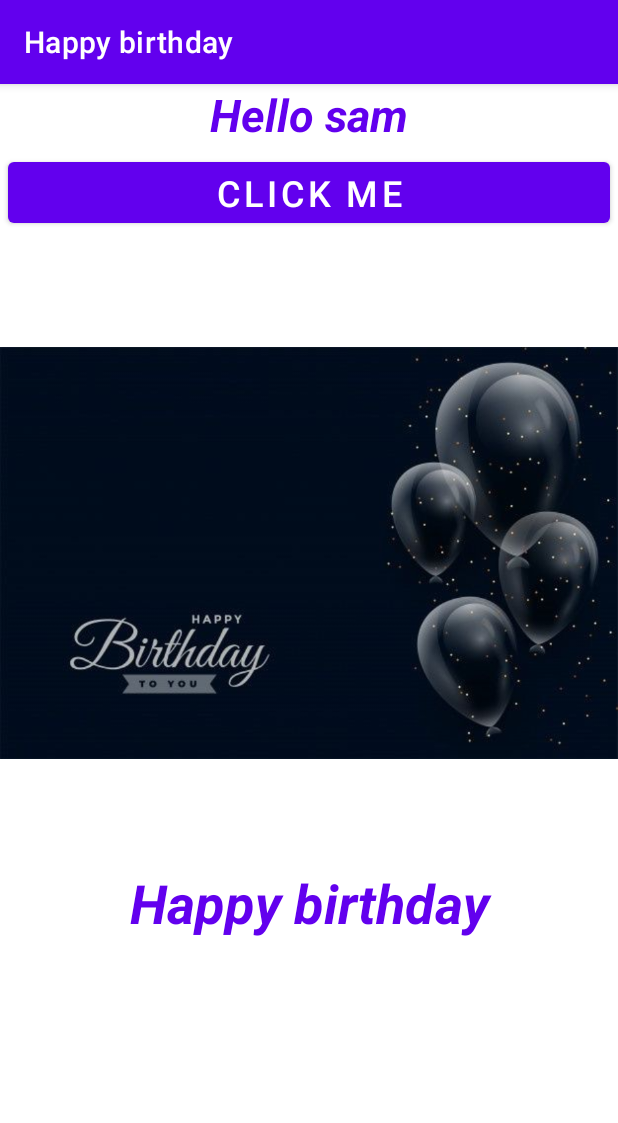
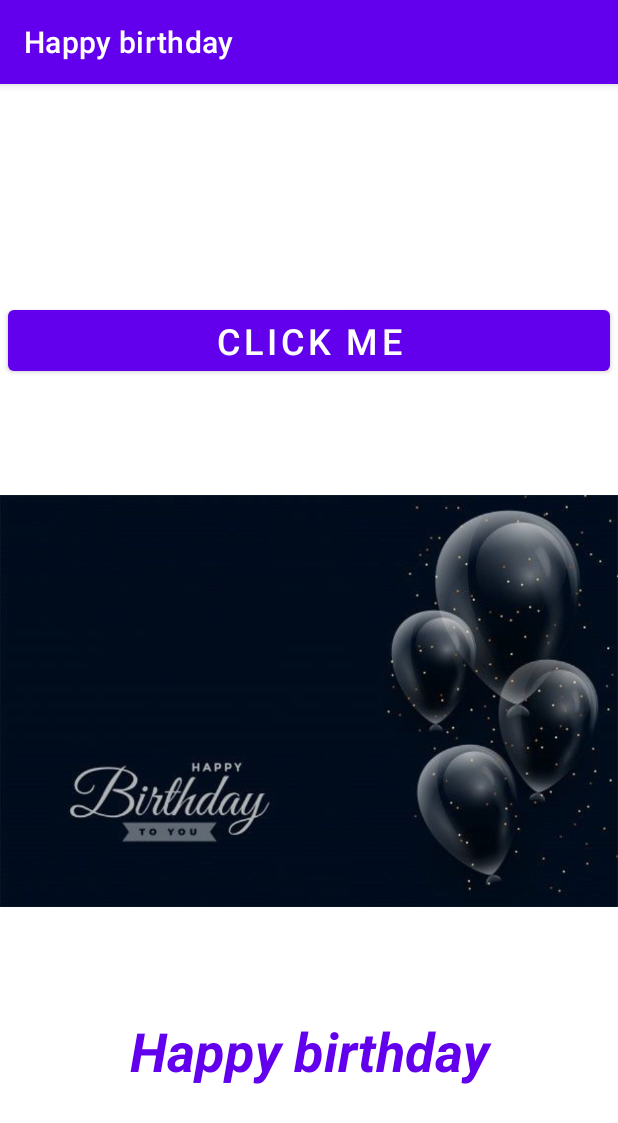
Before and after one commit to samwendo/JAVA-CLASS, an Android app: the screen it shows after launch (MainActivity), on a phone screen of 412 x 824 dp. Shown: the top 1123 px of the screen. Run offline under Robolectric (Android 15) with nearby library versions, the phone set to English and light mode, and no system bars.

```diff
--- a/app/build.gradle
+++ b/app/build.gradle
@@ -33,6 +33,7 @@ dependencies {
     implementation 'androidx.appcompat:appcompat:1.3.1'
     implementation 'com.google.android.material:material:1.4.0'
     implementation 'androidx.constraintlayout:constraintlayout:2.1.0'
+    implementation 'com.google.android.gms:play-services-ads:20.2.0'
     testImplementation 'junit:junit:4.+'
     androidTestImplementation 'androidx.test.ext:junit:1.1.3'
     androidTestImplementation 'androidx.test.espresso:espresso-core:3.4.0'
--- a/app/src/main/res/layout/activity_main.xml
+++ b/app/src/main/res/layout/activity_main.xml
@@ -4,22 +4,14 @@
     xmlns:tools="http://schemas.android.com/tools"
     android:layout_width="match_parent"
     android:layout_height="match_parent"
+    android:gravity="center"
     android:orientation="vertical"
     tools:context=".MainActivity">
 
-<!--    <TextView-->
-<!--        android:layout_width="wrap_content"-->
-<!--        android:layout_height="wrap_content"-->
-<!--        android:text="Hello World!"-->
-<!--        app:layout_constraintBottom_toBottomOf="parent"-->
-<!--        app:layout_constraintLeft_toLeftOf="parent"-->
-<!--        app:layout_constraintRight_toRightOf="parent"-->
-<!--        app:layout_constraintTop_toTopOf="parent" />-->
+
     <TextView
         android:layout_width="match_parent"
         android:layout_height="wrap_content"
-        android:gravity="center"
-        android:text="Hello sam"
         android:textColor="@color/purple_500"
         android:textSize="30sp"
         android:textStyle="normal|bold|italic" />
@@ -28,7 +20,6 @@
         android:layout_width="match_parent"
         android:layout_height="wrap_content"
         android:layout_margin="5dp"
-        android:gravity="center"
         android:text="click me"
         android:textAllCaps="true"
         android:textSize="24sp" />
@@ -41,10 +32,13 @@
     <TextView
         android:layout_width="match_parent"
         android:layout_height="wrap_content"
-        android:gravity="center"
         android:text="Happy birthday"
         android:textColor="@color/purple_500"
         android:textColorHighlight="@color/purple_700"
         android:textSize="36sp"
+        android:gravity="center"
         android:textStyle="bold|italic" />
+
+
+
 </LinearLayout>
```
